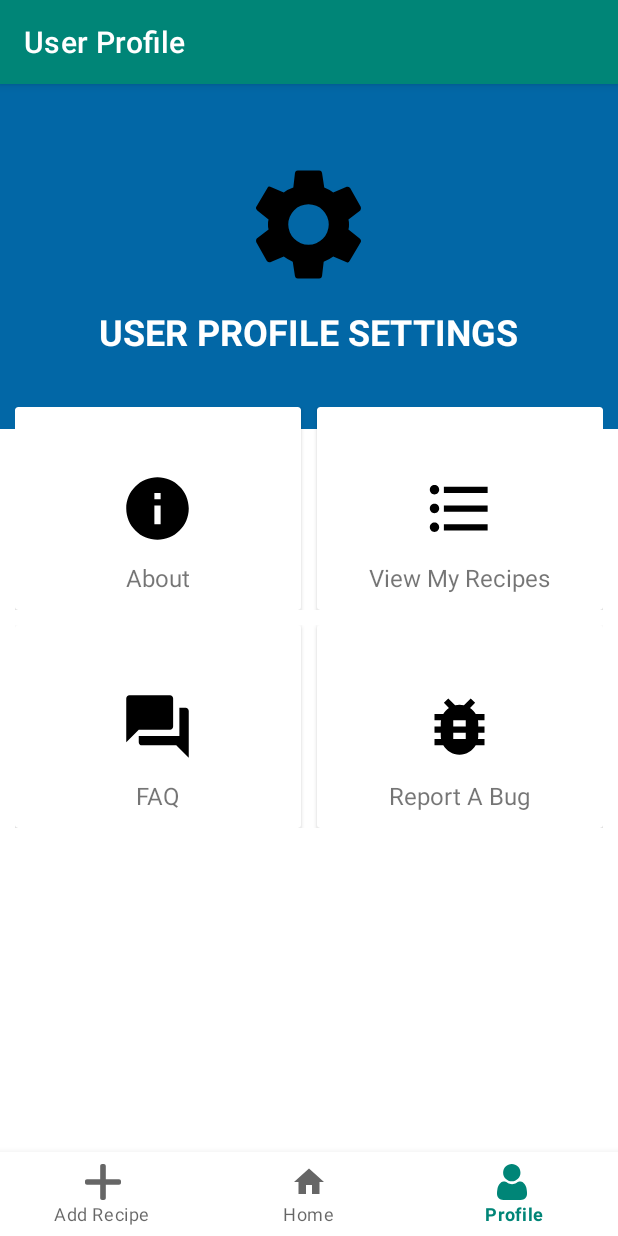
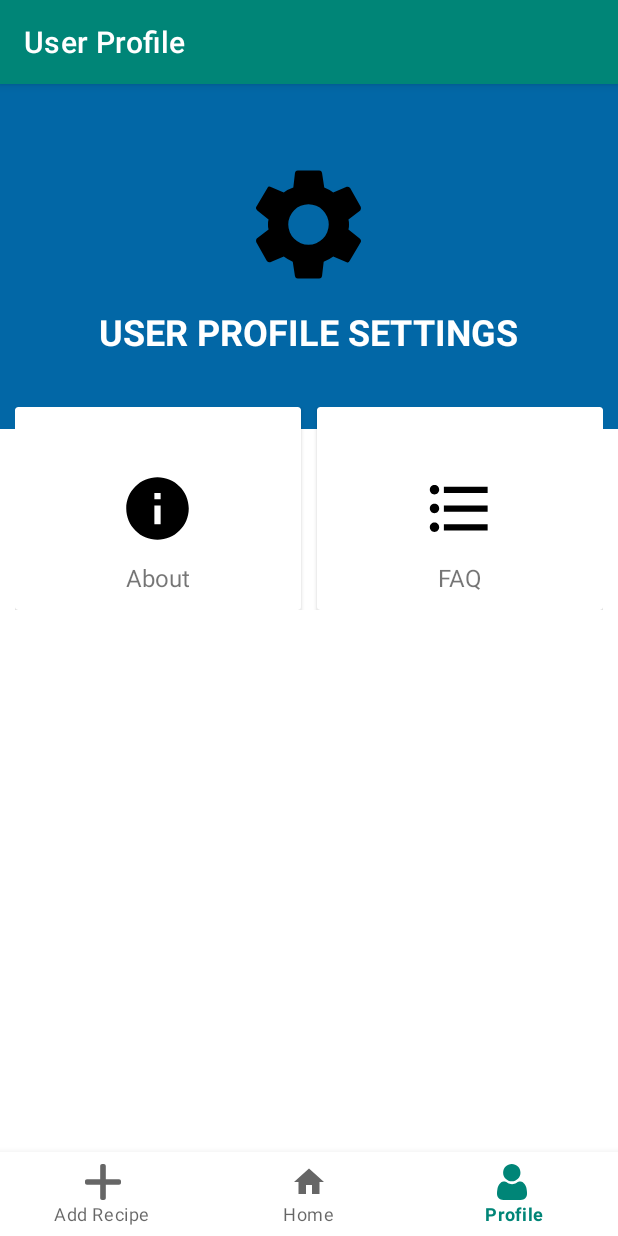
Before and after one commit to jcsnorlax97/pocketchef, an Android app: the UserProfileFragment screen opened through its navigation route, on a phone screen of 412 x 824 dp. Run offline under Robolectric (Android 15) with nearby library versions, the phone set to English and light mode, and no system bars; our stand-ins replace navigation-ui.

Commit message:
Change Pop-Up

```diff
--- a/PocketChef/app/src/main/java/net/team5/pocketchef/ui/user_profile/AboutDialog.java
+++ b/PocketChef/app/src/main/java/net/team5/pocketchef/ui/user_profile/AboutDialog.java
@@ -12,7 +12,7 @@ public class AboutDialog extends AppCompatDialogFragment {
     public Dialog onCreateDialog(Bundle savedInstanceState) {
         AlertDialog.Builder builder = new AlertDialog.Builder(getActivity());
         builder.setTitle("About PocketChef")
-                .setMessage("Build Version 1.0.1 \n\n" +
+                .setMessage("Build Version 1.3 \n\n" +
                         "Developed by: Derek, Justin, John, Beni, Jaskaran")
                 .setNegativeButton("OK", new DialogInterface.OnClickListener() {
                     @Override
--- a/PocketChef/app/src/main/java/net/team5/pocketchef/ui/user_profile/ReportBugDialog.java
+++ /dev/null
@@ -1,25 +0,0 @@
-package net.team5.pocketchef.ui.user_profile;
-
-import android.app.AlertDialog;
-import android.app.Dialog;
-import android.content.DialogInterface;
-import android.os.Bundle;
-
-import androidx.appcompat.app.AppCompatDialogFragment;
-
-public class ReportBugDialog extends AppCompatDialogFragment {
-
-    @Override
-    public Dialog onCreateDialog(Bundle savedInstanceState) {
-        AlertDialog.Builder builder = new AlertDialog.Builder(getActivity());
-        builder.setTitle("Report Bug")
-                .setMessage("If you have found any bugs that are stopping you for a smooth experience in PocketChef, let us know at example@pocketchef.ca")
-                .setNegativeButton("OK", new DialogInterface.OnClickListener() {
-                    @Override
-                    public void onClick(DialogInterface dialogInterface, int i) {
-
-                    }
-                });
-        return builder.create();
-    }
-}
--- a/PocketChef/app/src/main/java/net/team5/pocketchef/ui/user_profile/UserProfileFragment.java
+++ b/PocketChef/app/src/main/java/net/team5/pocketchef/ui/user_profile/UserProfileFragment.java
@@ -5,16 +5,12 @@ import android.view.LayoutInflater;
 import android.view.View;
 import android.view.ViewGroup;
 import android.widget.Button;
-import android.widget.TextView;
 import android.widget.Toast;
 
-import androidx.annotation.Nullable;
 import androidx.annotation.NonNull;
 import androidx.fragment.app.Fragment;
-import androidx.lifecycle.Observer;
 import androidx.lifecycle.ViewModelProviders;
 
-import net.team5.pocketchef.MainActivity;
 import net.team5.pocketchef.R;
 
 public class UserProfileFragment extends Fragment {
@@ -32,9 +28,7 @@ public class UserProfileFragment extends Fragment {
 
         //assigning buttons for each
         btn_about = (Button) root.findViewById(R.id.buttonInfo);
-        btn_bug = (Button) root.findViewById(R.id.buttonReportBug);
         btn_faq = (Button) root.findViewById(R.id.buttonFAQ);
-        btn_viewRecipe = (Button) root.findViewById(R.id.buttonViewRecipes);
 
         //setting listener to display build information about the app and the developers
         btn_about.setOnClickListener(new View.OnClickListener() {
@@ -44,20 +38,7 @@ public class UserProfileFragment extends Fragment {
             }
         });
         //setting listener to display information to report bug
-        btn_bug.setOnClickListener(new View.OnClickListener() {
-            @Override
-            public void onClick(View view) {
-                openReportBugDialog();
-            }
-        });
-        //setting listener to view recipes that were made by user. Implemented by Iteration3.
-        btn_viewRecipe.setOnClickListener(new View.OnClickListener() {
-            @Override
-            public void onClick(View view) {
-                Toast.makeText(getContext(), "Coming Soon \n Soon you will be able to view your recipes that you created here", Toast.LENGTH_SHORT).show();
 
-            }
-        });
         //setting listener to display frequently asked questions (FAQ) coming soon
         btn_faq.setOnClickListener(new View.OnClickListener() {
             @Override
@@ -69,10 +50,6 @@ public class UserProfileFragment extends Fragment {
         return root;
     }
 
-    public void openReportBugDialog() {
-        ReportBugDialog bugDialog = new ReportBugDialog();
-        bugDialog.show(getFragmentManager(), "bugDialog");
-    }
 
     public void openAboutDialog() {
         AboutDialog aboutDialog = new AboutDialog();
--- a/PocketChef/app/src/main/res/layout/fragment_user_profile.xml
+++ b/PocketChef/app/src/main/res/layout/fragment_user_profile.xml
@@ -136,109 +136,11 @@
                                     android:layout_centerHorizontal="true"
                                     android:layout_marginTop="10dp"
                                     android:layout_marginBottom="10dp"
-                                    android:text="View My Recipes"
-                                    android:textSize="16sp" />
-
-                                <Button
-                                    android:id="@+id/buttonViewRecipes"
-                                    android:layout_width="match_parent"
-                                    android:layout_height="match_parent"
-                                    android:background="@android:color/transparent"
-                                    app:backgroundTint="@android:color/transparent"
-
-
-                                    />
-                            </RelativeLayout>
-
-
-                        </androidx.cardview.widget.CardView>
-
-
-                    </LinearLayout>
-
-
-                    <LinearLayout
-                        android:layout_width="match_parent"
-                        android:layout_height="135dp"
-                        android:layout_marginBottom="10dp"
-                        android:orientation="horizontal">
-
-                        <androidx.cardview.widget.CardView
-                            android:layout_width="0dp"
-                            android:layout_height="match_parent"
-                            android:layout_marginRight="5dp"
-                            android:layout_weight="1"
-                            android:gravity="center"
-                            android:orientation="vertical"
-
-                            >
-
-
-                            <RelativeLayout
-                                android:layout_width="match_parent"
-                                android:layout_height="match_parent">
-
-                                <ImageView
-                                    android:id="@+id/FAQ"
-                                    android:layout_width="50dp"
-                                    android:layout_height="50dp"
-                                    android:layout_centerInParent="true"
-                                    android:src="@drawable/ic_question_answer_black_24dp" />
-
-                                <TextView
-                                    android:layout_width="wrap_content"
-                                    android:layout_height="wrap_content"
-                                    android:layout_below="@id/FAQ"
-                                    android:layout_centerHorizontal="true"
-                                    android:layout_marginTop="10dp"
-                                    android:layout_marginBottom="10dp"
                                     android:text="FAQ"
                                     android:textSize="16sp" />
 
                                 <Button
                                     android:id="@+id/buttonFAQ"
-                                    android:layout_width="match_parent"
-                                    android:layout_height="match_parent"
-                                    android:background="@android:color/transparent"
-
-                                    app:backgroundTint="@android:color/transparent" />
-                            </RelativeLayout>
-
-
-                        </androidx.cardview.widget.CardView>
-
-                        <androidx.cardview.widget.CardView
-                            android:layout_width="0dp"
-                            android:layout_height="match_parent"
-                            android:layout_marginLeft="5dp"
-                            android:layout_weight="1"
-                            android:gravity="center"
-                            android:orientation="vertical">
-
-
-                            <RelativeLayout
-                                android:layout_width="match_parent"
-                                android:layout_height="match_parent">
-
-                                <ImageView
-                                    android:id="@+id/reportBug"
-                                    android:layout_width="50dp"
-                                    android:layout_height="50dp"
-                                    android:layout_centerInParent="true"
-                                    android:src="@drawable/ic_bug_report_black_24dp" />
-
-                                <TextView
-                                    android:layout_width="wrap_content"
-                                    android:layout_height="wrap_content"
-                                    android:layout_below="@id/reportBug"
-                                    android:layout_centerHorizontal="true"
-                                    android:layout_marginTop="10dp"
-                                    android:layout_marginBottom="10dp"
-                                    android:text="Report A Bug"
-                                    android:textSize="16sp" />
-
-                                <Button
-                                    android:id="@+id/buttonReportBug"
                                     android:layout_width="match_parent"
                                     android:layout_height="match_parent"
                                     android:background="@android:color/transparent"
```
